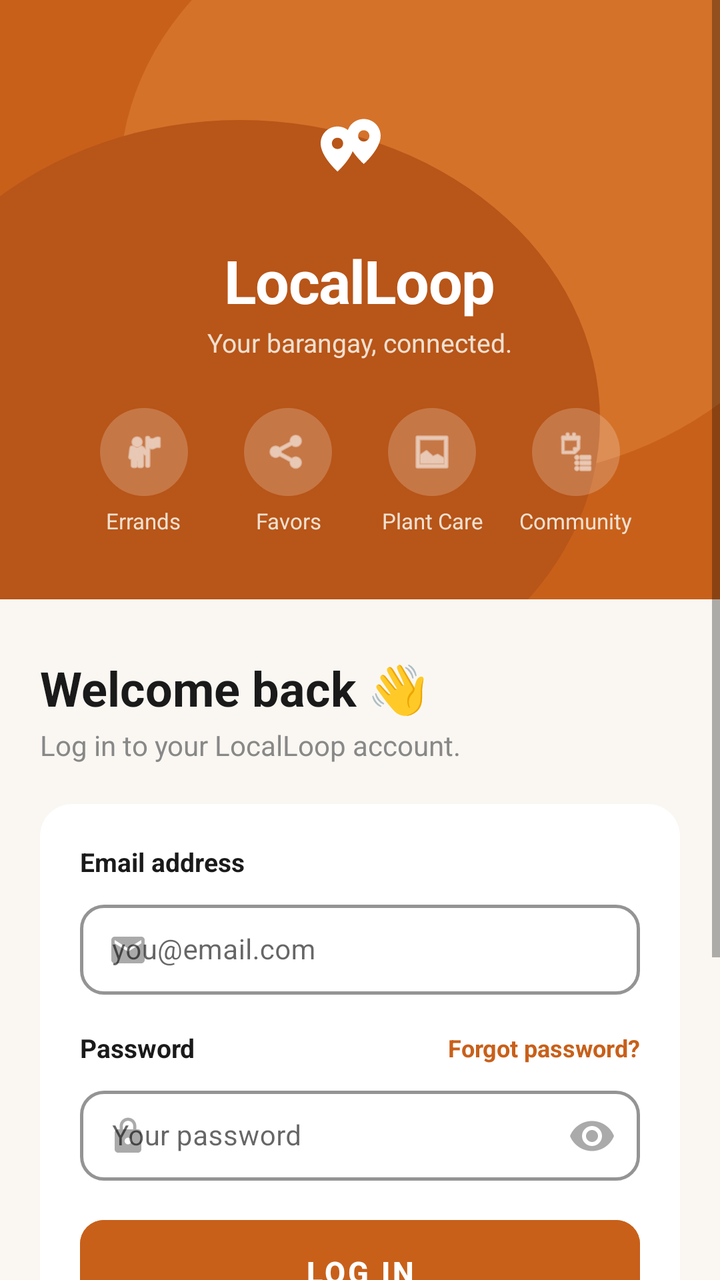
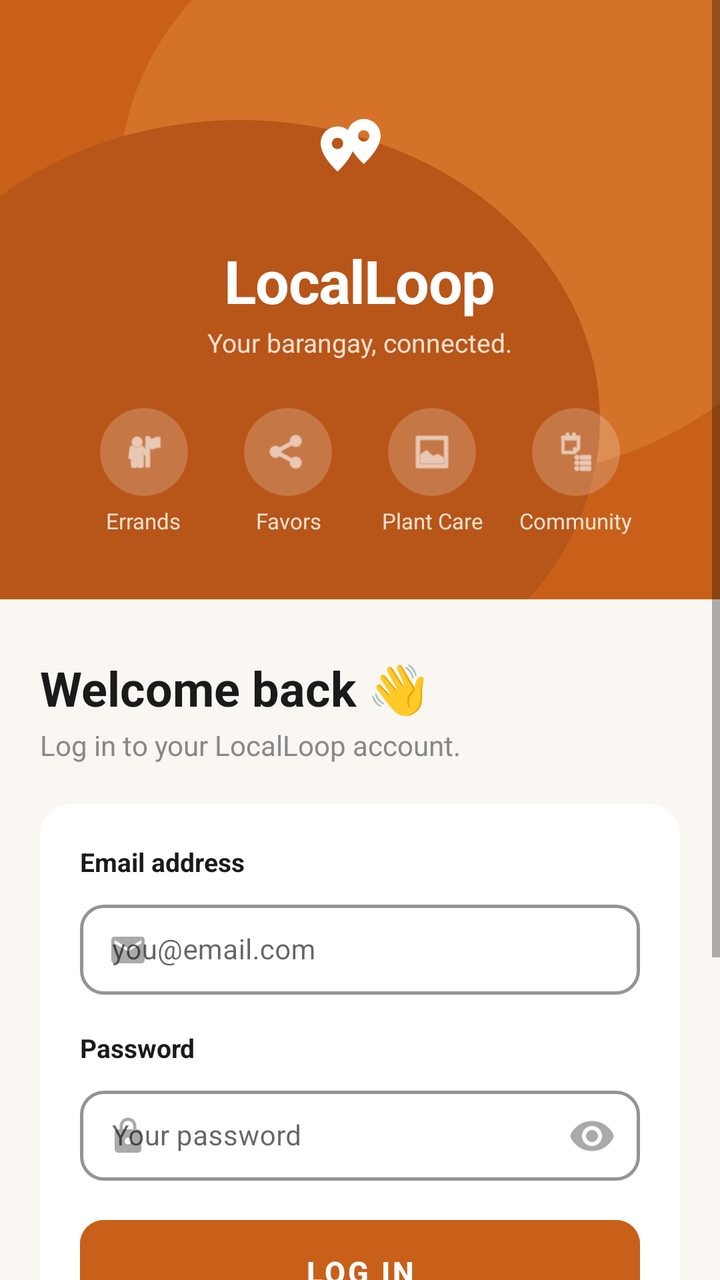

Compare the two renders of this Android layout. The source of the first and the diff that turns it into the second are given below.
<!-- AndroidManifest.xml: application theme Theme.LocalLoop -->
<!-- res/layout/activity_login.xml -->
<?xml version="1.0" encoding="utf-8"?>
<ScrollView
    xmlns:android="http://schemas.android.com/apk/res/android"
    xmlns:app="http://schemas.android.com/apk/res-auto"
    android:layout_width="match_parent"
    android:layout_height="match_parent"
    android:background="@color/background_cream"
    android:fillViewport="true">

    <LinearLayout
        android:layout_width="match_parent"
        android:layout_height="wrap_content"
        android:orientation="vertical">

        
        <LinearLayout
            android:layout_width="match_parent"
            android:layout_height="wrap_content"
            android:background="@drawable/bg_header_wave"
            android:gravity="center_horizontal"
            android:orientation="vertical"
            android:paddingTop="52dp"
            android:paddingBottom="32dp"
            android:paddingHorizontal="24dp">

            
            <ImageView
                android:layout_width="60dp"
                android:layout_height="60dp"
                android:src="@drawable/ic_localloop_logo"
                android:contentDescription="LocalLoop logo" />

            
            <TextView
                android:layout_width="wrap_content"
                android:layout_height="wrap_content"
                android:layout_marginTop="8dp"
                android:text="LocalLoop"
                android:textColor="#FFFFFF"
                android:textSize="30sp"
                android:textStyle="bold"
                android:letterSpacing="-0.02" />

            
            <TextView
                android:layout_width="wrap_content"
                android:layout_height="wrap_content"
                android:layout_marginTop="2dp"
                android:text="Your barangay, connected."
                android:textColor="#F0E0D0"
                android:textSize="13sp" />

            
            <LinearLayout
                android:layout_width="wrap_content"
                android:layout_height="wrap_content"
                android:layout_marginTop="24dp"
                android:gravity="center"
                android:orientation="horizontal"
                android:divider="@android:drawable/divider_horizontal_bright"
                android:showDividers="none">

                
                <LinearLayout style="@style/FeatureIconItem">
                    <LinearLayout style="@style/FeatureIconBubble">
                        <ImageView
                            style="@style/FeatureIconImage"
                            android:src="@android:drawable/ic_menu_myplaces"
                            android:contentDescription="Errands" />
                    </LinearLayout>
                    <TextView style="@style/FeatureIconLabel" android:text="Errands" />
                </LinearLayout>

                
                <LinearLayout style="@style/FeatureIconItem">
                    <LinearLayout style="@style/FeatureIconBubble">
                        <ImageView
                            style="@style/FeatureIconImage"
                            android:src="@android:drawable/ic_menu_share"
                            android:contentDescription="Favors" />
                    </LinearLayout>
                    <TextView style="@style/FeatureIconLabel" android:text="Favors" />
                </LinearLayout>

                
                <LinearLayout style="@style/FeatureIconItem">
                    <LinearLayout style="@style/FeatureIconBubble">
                        <ImageView
                            style="@style/FeatureIconImage"
                            android:src="@android:drawable/ic_menu_gallery"
                            android:contentDescription="Plant Care" />
                    </LinearLayout>
                    <TextView style="@style/FeatureIconLabel" android:text="Plant Care" />
                </LinearLayout>

                
                <LinearLayout style="@style/FeatureIconItem">
                    <LinearLayout style="@style/FeatureIconBubble">
                        <ImageView
                            style="@style/FeatureIconImage"
                            android:src="@android:drawable/ic_menu_agenda"
                            android:contentDescription="Community" />
                    </LinearLayout>
                    <TextView style="@style/FeatureIconLabel" android:text="Community" />
                </LinearLayout>

            </LinearLayout>
        </LinearLayout>

        
        <LinearLayout
            android:layout_width="match_parent"
            android:layout_height="wrap_content"
            android:orientation="vertical"
            android:paddingHorizontal="20dp"
            android:paddingTop="28dp"
            android:paddingBottom="36dp">

            
            <TextView
                android:layout_width="wrap_content"
                android:layout_height="wrap_content"
                android:text="Welcome back 👋"
                android:textColor="@color/text_primary"
                android:textSize="24sp"
                android:textStyle="bold" />

            <TextView
                android:layout_width="wrap_content"
                android:layout_height="wrap_content"
                android:layout_marginTop="3dp"
                android:text="Log in to your LocalLoop account."
                android:textColor="@color/text_secondary"
                android:textSize="14sp" />

            
            <LinearLayout
                android:layout_width="match_parent"
                android:layout_height="wrap_content"
                android:layout_marginTop="20dp"
                android:background="@drawable/bg_form_card"
                android:orientation="vertical"
                android:padding="20dp">

                
                <TextView
                    android:layout_width="wrap_content"
                    android:layout_height="wrap_content"
                    android:layout_marginBottom="6dp"
                    android:text="Email address"
                    android:textColor="@color/text_primary"
                    android:textSize="13sp"
                    android:textStyle="bold" />

                
                <com.google.android.material.textfield.TextInputLayout
                    android:id="@+id/tilEmail"
                    style="@style/Widget.LocalLoop.TextInputLayout"
                    android:layout_width="match_parent"
                    android:layout_height="wrap_content"
                    app:startIconDrawable="@drawable/ic_email"
                    app:startIconTint="@color/text_hint">

                    <com.google.android.material.textfield.TextInputEditText
                        android:id="@+id/etEmail"
                        android:layout_width="match_parent"
                        android:layout_height="wrap_content"
                        android:hint="you@email.com"
                        android:inputType="textEmailAddress"
                        android:textSize="14sp"
                        android:paddingVertical="13dp" />
                </com.google.android.material.textfield.TextInputLayout>

                
                <RelativeLayout
                    android:layout_width="match_parent"
                    android:layout_height="wrap_content"
                    android:layout_marginTop="16dp"
                    android:layout_marginBottom="6dp">

                    <TextView
                        android:layout_width="wrap_content"
                        android:layout_height="wrap_content"
                        android:layout_alignParentStart="true"
                        android:layout_centerVertical="true"
                        android:text="Password"
                        android:textColor="@color/text_primary"
                        android:textSize="13sp"
                        android:textStyle="bold" />

                    <TextView
                        android:id="@+id/tvForgotPassword"
                        android:layout_width="wrap_content"
                        android:layout_height="wrap_content"
                        android:layout_alignParentEnd="true"
                        android:layout_centerVertical="true"
                        android:text="Forgot password?"
                        android:textColor="@color/primary"
                        android:textSize="12sp"
                        android:textStyle="bold" />
                </RelativeLayout>

                
                <com.google.android.material.textfield.TextInputLayout
                    android:id="@+id/tilPassword"
                    style="@style/Widget.LocalLoop.TextInputLayout"
                    android:layout_width="match_parent"
                    android:layout_height="wrap_content"
                    app:startIconDrawable="@drawable/ic_lock"
                    app:startIconTint="@color/text_hint"
                    app:endIconMode="password_toggle"
                    app:endIconTint="@color/text_hint">

                    <com.google.android.material.textfield.TextInputEditText
                        android:id="@+id/etPassword"
                        android:layout_width="match_parent"
                        android:layout_height="wrap_content"
                        android:hint="Your password"
                        android:inputType="textPassword"
                        android:textSize="14sp"
                        android:paddingVertical="13dp" />
                </com.google.android.material.textfield.TextInputLayout>

                
                <LinearLayout
                    android:id="@+id/cardLoginError"
                    android:layout_width="match_parent"
                    android:layout_height="wrap_content"
                    android:layout_marginTop="10dp"
                    android:background="@drawable/bg_error_card"
                    android:orientation="horizontal"
                    android:paddingHorizontal="12dp"
                    android:paddingVertical="10dp"
                    android:visibility="gone">

                    <TextView
                        android:id="@+id/tvLoginError"
                        android:layout_width="match_parent"
                        android:layout_height="wrap_content"
                        android:textColor="#E53935"
                        android:textSize="13sp"
                        android:lineSpacingMultiplier="1.3" />
                </LinearLayout>

                
                <com.google.android.material.button.MaterialButton
                    android:id="@+id/btnLogin"
                    style="@style/Widget.LocalLoop.Button.Primary"
                    android:layout_width="match_parent"
                    android:layout_height="52dp"
                    android:layout_marginTop="18dp"
                    android:text="Log In"
                    android:textSize="15sp"
                    android:textStyle="bold" />

                
                <LinearLayout
                    android:layout_width="match_parent"
                    android:layout_height="wrap_content"
                    android:layout_marginTop="16dp"
                    android:layout_marginBottom="16dp"
                    android:gravity="center_vertical"
                    android:orientation="horizontal">
                    <View
                        android:layout_width="0dp"
                        android:layout_height="1dp"
                        android:layout_weight="1"
                        android:background="@color/divider" />
                    <TextView
                        android:layout_width="wrap_content"
                        android:layout_height="wrap_content"
                        android:layout_marginHorizontal="12dp"
                        android:text="or"
                        android:textColor="@color/text_hint"
                        android:textSize="12sp" />
                    <View
                        android:layout_width="0dp"
                        android:layout_height="1dp"
                        android:layout_weight="1"
                        android:background="@color/divider" />
                </LinearLayout>

                
                <com.google.android.material.button.MaterialButton
                    android:id="@+id/btnGoogle"
                    style="@style/Widget.LocalLoop.Button.Outlined"
                    android:layout_width="match_parent"
                    android:layout_height="52dp"
                    android:text="Continue with Google"
                    android:textSize="14sp"
                    android:textColor="@color/text_primary"
                    app:icon="@drawable/ic_google"
                    app:iconGravity="start"
                    app:iconPadding="10dp"
                    app:iconTint="@null" />

            </LinearLayout>

            
            <LinearLayout
                android:layout_width="match_parent"
                android:layout_height="wrap_content"
                android:layout_marginTop="20dp"
                android:gravity="center"
                android:orientation="horizontal">
                <TextView
                    android:layout_width="wrap_content"
                    android:layout_height="wrap_content"
                    android:text="Don't have an account? "
                    android:textColor="@color/text_secondary"
                    android:textSize="13sp" />
                <TextView
                    android:id="@+id/tvSignUp"
                    android:layout_width="wrap_content"
                    android:layout_height="wrap_content"
                    android:text="Sign up"
                    android:textColor="@color/primary"
                    android:textSize="13sp"
                    android:textStyle="bold" />
            </LinearLayout>

        </LinearLayout>
    </LinearLayout>
</ScrollView>
<!-- resources referenced by this layout -->
<resources>
  <color name="background_cream">#FAF7F2</color>
  <color name="divider">#EEEEEE</color>
  <color name="primary">#C8601A</color>
  <color name="text_hint">#AAAAAA</color>
  <color name="text_primary">#1A1A1A</color>
  <color name="text_secondary">#888888</color>
  <!-- drawable bg_error_card (drawable) -->
  <?xml version="1.0" encoding="utf-8"?>
  <shape xmlns:android="http://schemas.android.com/apk/res/android"
      android:shape="rectangle">
  
      <solid android:color="#FFF5F5" />
  
      <stroke
          android:width="1dp"
          android:color="#FFCDD2" />
  
      <corners android:radius="8dp" />
  
  </shape>
  <!-- drawable bg_form_card (drawable) -->
  <?xml version="1.0" encoding="utf-8"?>
  <shape xmlns:android="http://schemas.android.com/apk/res/android"
      android:shape="rectangle">
  
      <solid android:color="#FFFFFF" />
  
      <corners android:radius="16dp" />
  
      
  
  </shape>
  <!-- drawable ic_email (drawable) -->
  <?xml version="1.0" encoding="utf-8"?>
  <vector xmlns:android="http://schemas.android.com/apk/res/android"
      android:width="20dp"
      android:height="20dp"
      android:viewportWidth="24"
      android:viewportHeight="24">
      <path
          android:fillColor="#AAAAAA"
          android:pathData="M20,4H4C2.9,4 2,4.9 2,6V18C2,19.1 2.9,20 4,20H20C21.1,20 22,19.1 22,18V6C22,4.9 21.1,4 20,4ZM20,8L12,13L4,8V6L12,11L20,6V8Z"/>
  </vector>
  <!-- drawable ic_lock (drawable) -->
  <?xml version="1.0" encoding="utf-8"?>
  <vector xmlns:android="http://schemas.android.com/apk/res/android"
      android:width="20dp"
      android:height="20dp"
      android:viewportWidth="24"
      android:viewportHeight="24">
      <path
          android:fillColor="#AAAAAA"
          android:pathData="M18,8H17V6C17,3.24 14.76,1 12,1C9.24,1 7,3.24 7,6V8H6C4.9,8 4,8.9 4,10V20C4,21.1 4.9,22 6,22H18C19.1,22 20,21.1 20,20V10C20,8.9 19.1,8 18,8ZM12,17C10.9,17 10,16.1 10,15C10,13.9 10.9,13 12,13C13.1,13 14,13.9 14,15C14,16.1 13.1,17 12,17ZM15.1,8H8.9V6C8.9,4.29 10.29,2.9 12,2.9C13.71,2.9 15.1,4.29 15.1,6V8Z"/>
  </vector>
  <style name="FeatureIconBubble">
          <item name="android:layout_width">44dp</item>
          <item name="android:layout_height">44dp</item>
          <item name="android:gravity">center</item>
          <item name="android:background">@drawable/bg_icon_circle</item>
      </style>
  <style name="FeatureIconImage">
          <item name="android:layout_width">22dp</item>
          <item name="android:layout_height">22dp</item>
          <item name="android:tint">@color/text_white</item>
          <item name="android:scaleType">fitCenter</item>
      </style>
  <style name="FeatureIconItem">
          <item name="android:layout_width">72dp</item>
          <item name="android:layout_height">wrap_content</item>
          <item name="android:gravity">center</item>
          <item name="android:orientation">vertical</item>
          <item name="android:paddingHorizontal">4dp</item>
      </style>
  <style name="FeatureIconLabel">
          <item name="android:layout_width">wrap_content</item>
          <item name="android:layout_height">wrap_content</item>
          <item name="android:layout_marginTop">5dp</item>
          <item name="android:textColor">#F0E0D0</item>
          <item name="android:textSize">11sp</item>
          <item name="android:gravity">center</item>
      </style>
  <!-- drawable bg_icon_circle (drawable) -->
  <?xml version="1.0" encoding="utf-8"?>
  <shape xmlns:android="http://schemas.android.com/apk/res/android"
      android:shape="oval">
      <solid android:color="#33FFFFFF" />
  </shape>
  <color name="text_white">#FFFFFF</color>
  <color name="card_white">#FFFFFF</color>
  <color name="input_border">#E8E8E8</color>
  <color name="primary_very_light">#FDE8D8</color>
  <color name="primary_dark">#A34F14</color>
  <color name="input_background">#FFFFFF</color>
  <color name="primary_light">#E8894A</color>
  <!-- unchanged entries left out for length: 7 -->
</resources>

<!-- the commit's change to res/layout/activity_login.xml (unified diff, before → after) -->
@@ -188,16 +188,6 @@
                         android:textSize="13sp"
                         android:textStyle="bold" />
 
-                    <TextView
-                        android:id="@+id/tvForgotPassword"
-                        android:layout_width="wrap_content"
-                        android:layout_height="wrap_content"
-                        android:layout_alignParentEnd="true"
-                        android:layout_centerVertical="true"
-                        android:text="Forgot password?"
-                        android:textColor="@color/primary"
-                        android:textSize="12sp"
-                        android:textStyle="bold" />
                 </RelativeLayout>
 
                 
